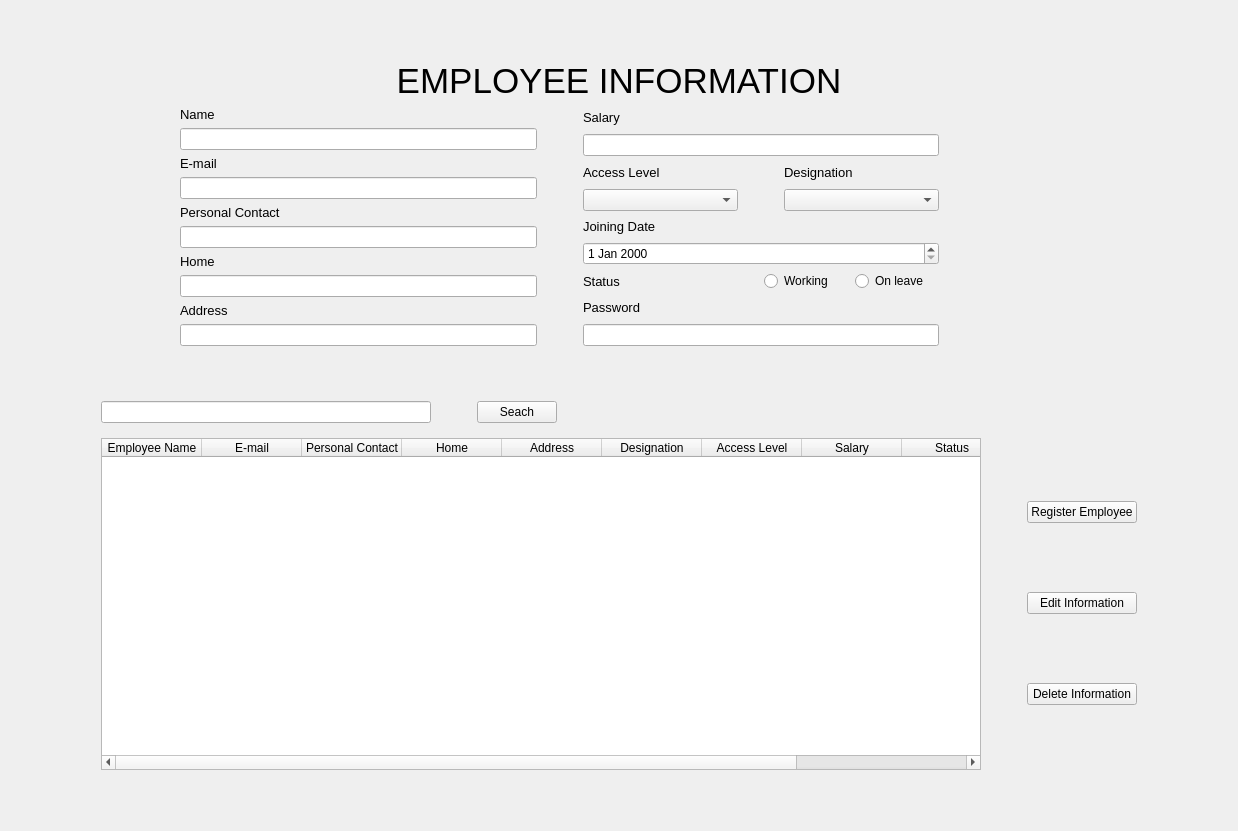
Before: the Qt Designer form EmployeeUI.ui in ASNaeem/Simple-VCMS, drawn with Qt 5.
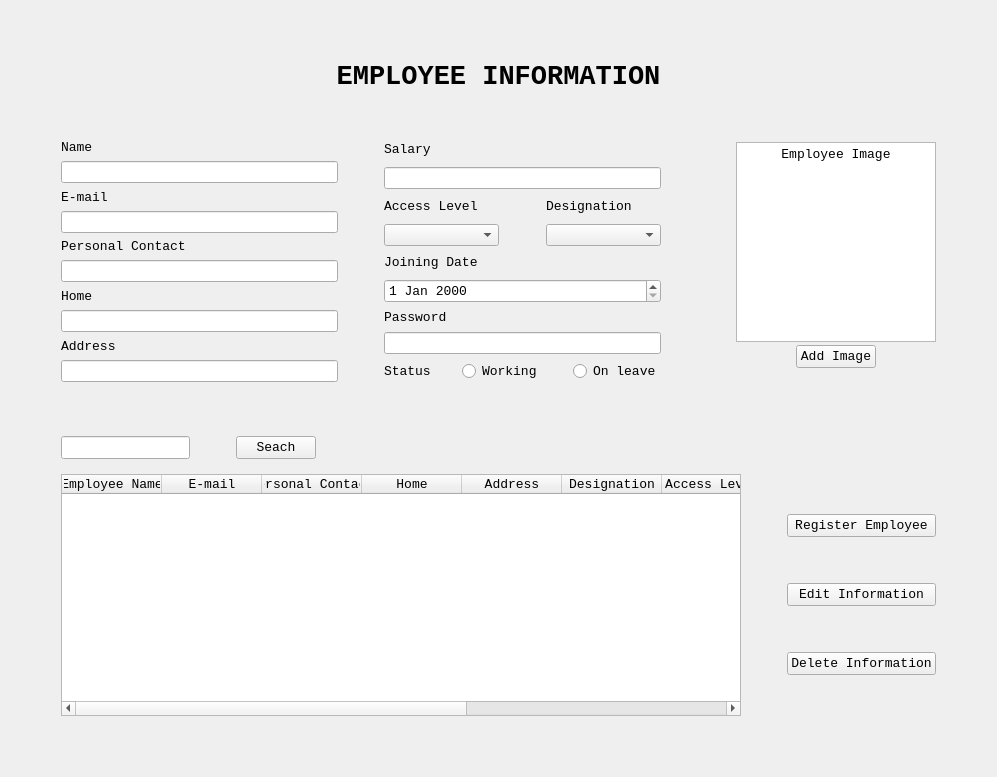
After: the same form once the commit is applied.

```diff
--- a/EmployeeUI.ui
+++ b/EmployeeUI.ui
@@ -6,8 +6,8 @@
    <rect>
     <x>0</x>
     <y>0</y>
-    <width>1238</width>
-    <height>831</height>
+    <width>997</width>
+    <height>777</height>
    </rect>
   </property>
   <property name="windowTitle">
@@ -15,7 +15,7 @@
   </property>
   <layout class="QVBoxLayout" name="verticalLayout_101">
    <item>
-    <layout class="QVBoxLayout" name="verticalLayout_84" stretch="0,0,0,0,0">
+    <layout class="QVBoxLayout" name="verticalLayout_84" stretch="0,0,1,0,0,1">
      <property name="leftMargin">
       <number>50</number>
      </property>
@@ -29,35 +29,42 @@
       <number>50</number>
      </property>
      <item>
-      <widget class="QLabel" name="label_employee_information_6">
-       <property name="font">
-        <font>
-         <pointsize>26</pointsize>
-        </font>
-       </property>
-       <property name="text">
-        <string>EMPLOYEE INFORMATION</string>
-       </property>
-       <property name="alignment">
-        <set>Qt::AlignCenter</set>
-       </property>
-      </widget>
-     </item>
-     <item>
-      <layout class="QHBoxLayout" name="horizontalLayout_31" stretch="10,30,0,30,20">
+      <layout class="QVBoxLayout" name="verticalLayout">
        <item>
-        <spacer name="horizontalSpacer_46">
-         <property name="orientation">
-          <enum>Qt::Horizontal</enum>
+        <widget class="QLabel" name="label_employee_information_6">
+         <property name="font">
+          <font>
+           <family>Courier New</family>
+           <pointsize>20</pointsize>
+           <weight>75</weight>
+           <bold>true</bold>
+          </font>
          </property>
-         <property name="sizeHint" stdset="0">
-          <size>
-           <width>40</width>
-           <height>20</height>
-          </size>
+         <property name="text">
+          <string>EMPLOYEE INFORMATION</string>
          </property>
-        </spacer>
+         <property name="alignment">
+          <set>Qt::AlignCenter</set>
+         </property>
+        </widget>
        </item>
+      </layout>
+     </item>
+     <item>
+      <spacer name="verticalSpacer_3">
+       <property name="orientation">
+        <enum>Qt::Vertical</enum>
+       </property>
+       <property name="sizeHint" stdset="0">
+        <size>
+         <width>20</width>
+         <height>40</height>
+        </size>
+       </property>
+      </spacer>
+     </item>
+     <item>
+      <layout class="QHBoxLayout" name="horizontalLayout_31" stretch="20,2,20,5,1">
        <item>
         <layout class="QVBoxLayout" name="verticalLayout_85">
          <item>
@@ -75,8 +82,15 @@
              </property>
              <item>
               <widget class="QLabel" name="lebel_name_6">
+               <property name="sizePolicy">
+                <sizepolicy hsizetype="Preferred" vsizetype="Expanding">
+                 <horstretch>0</horstretch>
+                 <verstretch>0</verstretch>
+                </sizepolicy>
+               </property>
                <property name="font">
                 <font>
+                 <family>Courier New</family>
                  <pointsize>10</pointsize>
                 </font>
                </property>
@@ -86,7 +100,14 @@
               </widget>
              </item>
              <item>
-              <widget class="QLineEdit" name="line_name_6"/>
+              <widget class="QLineEdit" name="line_name_6">
+               <property name="sizePolicy">
+                <sizepolicy hsizetype="Expanding" vsizetype="Expanding">
+                 <horstretch>0</horstretch>
+                 <verstretch>0</verstretch>
+                </sizepolicy>
+               </property>
+              </widget>
              </item>
             </layout>
            </item>
@@ -100,8 +121,15 @@
              </property>
              <item>
               <widget class="QLabel" name="lebel_email_6">
+               <property name="sizePolicy">
+                <sizepolicy hsizetype="Preferred" vsizetype="Expanding">
+                 <horstretch>0</horstretch>
+                 <verstretch>0</verstretch>
+                </sizepolicy>
+               </property>
                <property name="font">
                 <font>
+                 <family>Courier New</family>
                  <pointsize>10</pointsize>
                 </font>
                </property>
@@ -111,7 +139,14 @@
               </widget>
              </item>
              <item>
-              <widget class="QLineEdit" name="line_email_6"/>
+              <widget class="QLineEdit" name="line_email_6">
+               <property name="sizePolicy">
+                <sizepolicy hsizetype="Expanding" vsizetype="Expanding">
+                 <horstretch>0</horstretch>
+                 <verstretch>0</verstretch>
+                </sizepolicy>
+               </property>
+              </widget>
              </item>
             </layout>
            </item>
@@ -125,8 +160,15 @@
              </property>
              <item>
               <widget class="QLabel" name="lebel_personal_contact_6">
+               <property name="sizePolicy">
+                <sizepolicy hsizetype="Preferred" vsizetype="Expanding">
+                 <horstretch>0</horstretch>
+                 <verstretch>0</verstretch>
+                </sizepolicy>
+               </property>
                <property name="font">
                 <font>
+                 <family>Courier New</family>
                  <pointsize>10</pointsize>
                 </font>
                </property>
@@ -136,7 +178,14 @@
               </widget>
              </item>
              <item>
-              <widget class="QLineEdit" name="line_personal_contact_6"/>
+              <widget class="QLineEdit" name="line_personal_contact_6">
+               <property name="sizePolicy">
+                <sizepolicy hsizetype="Expanding" vsizetype="Expanding">
+                 <horstretch>0</horstretch>
+                 <verstretch>0</verstretch>
+                </sizepolicy>
+               </property>
+              </widget>
              </item>
             </layout>
            </item>
@@ -144,8 +193,15 @@
             <layout class="QVBoxLayout" name="verticalLayout_90">
              <item>
               <widget class="QLabel" name="lebel_home_6">
+               <property name="sizePolicy">
+                <sizepolicy hsizetype="Preferred" vsizetype="Expanding">
+                 <horstretch>0</horstretch>
+                 <verstretch>0</verstretch>
+                </sizepolicy>
+               </property>
                <property name="font">
                 <font>
+                 <family>Courier New</family>
                  <pointsize>10</pointsize>
                 </font>
                </property>
@@ -155,7 +211,14 @@
               </widget>
              </item>
              <item>
-              <widget class="QLineEdit" name="line_home_6"/>
+              <widget class="QLineEdit" name="line_home_6">
+               <property name="sizePolicy">
+                <sizepolicy hsizetype="Expanding" vsizetype="Expanding">
+                 <horstretch>0</horstretch>
+                 <verstretch>0</verstretch>
+                </sizepolicy>
+               </property>
+              </widget>
              </item>
             </layout>
            </item>
@@ -169,8 +232,15 @@
              </property>
              <item>
               <widget class="QLabel" name="lebel_address_6">
+               <property name="sizePolicy">
+                <sizepolicy hsizetype="Preferred" vsizetype="Expanding">
+                 <horstretch>0</horstretch>
+                 <verstretch>0</verstretch>
+                </sizepolicy>
+               </property>
                <property name="font">
                 <font>
+                 <family>Courier New</family>
                  <pointsize>10</pointsize>
                 </font>
                </property>
@@ -180,7 +250,14 @@
               </widget>
              </item>
              <item>
-              <widget class="QLineEdit" name="line_address_6"/>
+              <widget class="QLineEdit" name="line_address_6">
+               <property name="sizePolicy">
+                <sizepolicy hsizetype="Expanding" vsizetype="Expanding">
+                 <horstretch>0</horstretch>
+                 <verstretch>0</verstretch>
+                </sizepolicy>
+               </property>
+              </widget>
              </item>
             </layout>
            </item>
@@ -206,6 +283,9 @@
        </item>
        <item>
         <layout class="QVBoxLayout" name="verticalLayout_92">
+         <property name="spacing">
+          <number>7</number>
+         </property>
          <property name="leftMargin">
           <number>0</number>
          </property>
@@ -222,8 +302,15 @@
            </property>
            <item>
             <widget class="QLabel" name="lebel_salary_6">
+             <property name="sizePolicy">
+              <sizepolicy hsizetype="Preferred" vsizetype="Expanding">
+               <horstretch>0</horstretch>
+               <verstretch>0</verstretch>
+              </sizepolicy>
+             </property>
              <property name="font">
               <font>
+               <family>Courier New</family>
                <pointsize>10</pointsize>
               </font>
              </property>
@@ -233,7 +320,14 @@
             </widget>
            </item>
            <item>
-            <widget class="QLineEdit" name="line_salary_6"/>
+            <widget class="QLineEdit" name="line_salary_6">
+             <property name="sizePolicy">
+              <sizepolicy hsizetype="Expanding" vsizetype="Expanding">
+               <horstretch>0</horstretch>
+               <verstretch>0</verstretch>
+              </sizepolicy>
+             </property>
+            </widget>
            </item>
           </layout>
          </item>
@@ -243,8 +337,15 @@
             <layout class="QVBoxLayout" name="verticalLayout_94">
              <item>
               <widget class="QLabel" name="lebel_access_level_6">
+               <property name="sizePolicy">
+                <sizepolicy hsizetype="Preferred" vsizetype="Expanding">
+                 <horstretch>0</horstretch>
+                 <verstretch>0</verstretch>
+                </sizepolicy>
+               </property>
                <property name="font">
                 <font>
+                 <family>Courier New</family>
                  <pointsize>10</pointsize>
                 </font>
                </property>
@@ -255,6 +356,12 @@
              </item>
              <item>
               <widget class="QComboBox" name="combobox_access_level_6">
+               <property name="sizePolicy">
+                <sizepolicy hsizetype="Preferred" vsizetype="Expanding">
+                 <horstretch>0</horstretch>
+                 <verstretch>0</verstretch>
+                </sizepolicy>
+               </property>
                <item>
                 <property name="text">
                  <string/>
@@ -304,8 +411,15 @@
             <layout class="QVBoxLayout" name="verticalLayout_95">
              <item>
               <widget class="QLabel" name="lebel_designation_6">
+               <property name="sizePolicy">
+                <sizepolicy hsizetype="Preferred" vsizetype="Expanding">
+                 <horstretch>0</horstretch>
+                 <verstretch>0</verstretch>
+                </sizepolicy>
+               </property>
                <property name="font">
                 <font>
+                 <family>Courier New</family>
                  <pointsize>10</pointsize>
                 </font>
                </property>
@@ -316,6 +430,12 @@
              </item>
              <item>
               <widget class="QComboBox" name="comboBox_designation_6">
+               <property name="sizePolicy">
+                <sizepolicy hsizetype="Preferred" vsizetype="Expanding">
+                 <horstretch>0</horstretch>
+                 <verstretch>0</verstretch>
+                </sizepolicy>
+               </property>
                <item>
                 <property name="text">
                  <string/>
@@ -356,8 +476,15 @@
           <layout class="QVBoxLayout" name="verticalLayout_96">
            <item>
             <widget class="QLabel" name="label_joining_date_6">
+             <property name="sizePolicy">
+              <sizepolicy hsizetype="Preferred" vsizetype="Expanding">
+               <horstretch>0</horstretch>
+               <verstretch>0</verstretch>
+              </sizepolicy>
+             </property>
              <property name="font">
               <font>
+               <family>Courier New</family>
                <pointsize>10</pointsize>
               </font>
              </property>
@@ -367,50 +494,36 @@
             </widget>
            </item>
            <item>
-            <widget class="QDateEdit" name="dateEdit_joining_date_6"/>
-           </item>
-          </layout>
-         </item>
-         <item>
-          <layout class="QHBoxLayout" name="horizontalLayout_33">
-           <item>
-            <widget class="QLabel" name="label_status_6">
+            <widget class="QDateEdit" name="dateEdit_joining_date_6">
+             <property name="sizePolicy">
+              <sizepolicy hsizetype="Minimum" vsizetype="Expanding">
+               <horstretch>0</horstretch>
+               <verstretch>0</verstretch>
+              </sizepolicy>
+             </property>
              <property name="font">
               <font>
+               <family>Courier New</family>
                <pointsize>10</pointsize>
               </font>
              </property>
-             <property name="text">
-              <string>Status</string>
-             </property>
             </widget>
            </item>
-           <item>
-            <layout class="QHBoxLayout" name="horizontalLayout_34">
-             <item>
-              <widget class="QRadioButton" name="radioButton_11">
-               <property name="text">
-                <string>Working</string>
-               </property>
-              </widget>
-             </item>
-             <item>
-              <widget class="QRadioButton" name="radioButton_12">
-               <property name="text">
-                <string>On leave</string>
-               </property>
-              </widget>
-             </item>
-            </layout>
-           </item>
           </layout>
          </item>
          <item>
           <layout class="QVBoxLayout" name="verticalLayout_97">
            <item>
             <widget class="QLabel" name="label_password_6">
+             <property name="sizePolicy">
+              <sizepolicy hsizetype="Preferred" vsizetype="Expanding">
+               <horstretch>0</horstretch>
+               <verstretch>0</verstretch>
+              </sizepolicy>
+             </property>
              <property name="font">
               <font>
+               <family>Courier New</family>
                <pointsize>10</pointsize>
               </font>
              </property>
@@ -420,7 +533,105 @@
             </widget>
            </item>
            <item>
-            <widget class="QLineEdit" name="line_password_6"/>
+            <widget class="QLineEdit" name="line_password_6">
+             <property name="sizePolicy">
+              <sizepolicy hsizetype="Expanding" vsizetype="Expanding">
+               <horstretch>0</horstretch>
+               <verstretch>0</verstretch>
+              </sizepolicy>
+             </property>
+            </widget>
+           </item>
+           <item>
+            <layout class="QHBoxLayout" name="horizontalLayout_33">
+             <item>
+              <widget class="QLabel" name="label_status_6">
+               <property name="sizePolicy">
+                <sizepolicy hsizetype="Preferred" vsizetype="Expanding">
+                 <horstretch>0</horstretch>
+                 <verstretch>0</verstretch>
+                </sizepolicy>
+               </property>
+               <property name="font">
+                <font>
+                 <family>Courier New</family>
+                 <pointsize>10</pointsize>
+                </font>
+               </property>
+               <property name="text">
+                <string>Status</string>
+               </property>
+              </widget>
+             </item>
+             <item>
+              <layout class="QHBoxLayout" name="horizontalLayout_34">
+               <item>
+                <spacer name="horizontalSpacer_2">
+                 <property name="orientation">
+                  <enum>Qt::Horizontal</enum>
+                 </property>
+                 <property name="sizeHint" stdset="0">
+                  <size>
+                   <width>40</width>
+                   <height>20</height>
+                  </size>
+                 </property>
+                </spacer>
+               </item>
+               <item>
+                <widget class="QRadioButton" name="radioButton_11">
+                 <property name="sizePolicy">
+                  <sizepolicy hsizetype="Minimum" vsizetype="Expanding">
+                   <horstretch>0</horstretch>
+                   <verstretch>0</verstretch>
+                  </sizepolicy>
+                 </property>
+                 <property name="font">
+                  <font>
+                   <family>Courier New</family>
+                   <pointsize>10</pointsize>
+                  </font>
+                 </property>
+                 <property name="text">
+                  <string>Working</string>
+                 </property>
+                </widget>
+               </item>
+               <item>
+                <spacer name="horizontalSpacer">
+                 <property name="orientation">
+                  <enum>Qt::Horizontal</enum>
+                 </property>
+                 <property name="sizeHint" stdset="0">
+                  <size>
+                   <width>40</width>
+                   <height>20</height>
+                  </size>
+                 </property>
+                </spacer>
+               </item>
+               <item>
+                <widget class="QRadioButton" name="radioButton_12">
+                 <property name="sizePolicy">
+                  <sizepolicy hsizetype="Minimum" vsizetype="Expanding">
+                   <horstretch>0</horstretch>
+                   <verstretch>0</verstretch>
+                  </sizepolicy>
+                 </property>
+                 <property name="font">
+                  <font>
+                   <family>Courier New</family>
+                   <pointsize>10</pointsize>
+                  </font>
+                 </property>
+                 <property name="text">
+                  <string>On leave</string>
+                 </property>
+                </widget>
+               </item>
+              </layout>
+             </item>
+            </layout>
            </item>
           </layout>
          </item>
@@ -439,6 +650,71 @@
          </property>
         </spacer>
        </item>
+       <item>
+        <layout class="QVBoxLayout" name="verticalLayout_2">
+         <property name="spacing">
+          <number>0</number>
+         </property>
+         <item>
+          <widget class="QTextEdit" name="textEdit">
+           <property name="minimumSize">
+            <size>
+             <width>200</width>
+             <height>200</height>
+            </size>
+           </property>
+           <property name="maximumSize">
+            <size>
+             <width>200</width>
+             <height>200</height>
+            </size>
+           </property>
+           <property name="font">
+            <font>
+             <family>Courier New</family>
+             <pointsize>10</pointsize>
+            </font>
+           </property>
+           <property name="html">
+            <string>&lt;!DOCTYPE HTML PUBLIC &quot;-//W3C//DTD HTML 4.0//EN&quot; &quot;http://www.w3.org/TR/REC-html40/strict.dtd&quot;&gt;
+&lt;html&gt;&lt;head&gt;&lt;meta name=&quot;qrichtext&quot; content=&quot;1&quot; /&gt;&lt;style type=&quot;text/css&quot;&gt;
+p, li { white-space: pre-wrap; }
+&lt;/style&gt;&lt;/head&gt;&lt;body style=&quot; font-family:'Courier New'; font-size:10pt; font-weight:400; font-style:normal;&quot;&gt;
+&lt;p align=&quot;center&quot; style=&quot; margin-top:0px; margin-bottom:0px; margin-left:0px; margin-right:0px; -qt-block-indent:0; text-indent:0px;&quot;&gt;&lt;span style=&quot; font-family:'MS Shell Dlg 2';&quot;&gt;Employee Image&lt;/span&gt;&lt;/p&gt;&lt;/body&gt;&lt;/html&gt;</string>
+           </property>
+          </widget>
+         </item>
+         <item>
+          <layout class="QHBoxLayout" name="horizontalLayout">
+           <property name="spacing">
+            <number>6</number>
+           </property>
+           <property name="bottomMargin">
+            <number>10</number>
+           </property>
+           <item>
+            <widget class="QPushButton" name="pushButton">
+             <property name="sizePolicy">
+              <sizepolicy hsizetype="Fixed" vsizetype="Fixed">
+               <horstretch>0</horstretch>
+               <verstretch>0</verstretch>
+              </sizepolicy>
+             </property>
+             <property name="font">
+              <font>
+               <family>Courier New</family>
+               <pointsize>10</pointsize>
+              </font>
+             </property>
+             <property name="text">
+              <string>Add Image</string>
+             </property>
+            </widget>
+           </item>
+          </layout>
+         </item>
+        </layout>
+       </item>
       </layout>
      </item>
      <item>
@@ -458,25 +734,25 @@
       </spacer>
      </item>
      <item>
-      <layout class="QHBoxLayout" name="horizontalLayout_35" stretch="0,20,0,0,0">
+      <layout class="QHBoxLayout" name="horizontalLayout_35" stretch="20,0,0,0">
        <property name="rightMargin">
         <number>600</number>
        </property>
        <item>
-        <spacer name="horizontalSpacer_50">
-         <property name="orientation">
-          <enum>Qt::Horizontal</enum>
+        <widget class="QLineEdit" name="line_search_6">
+         <property name="sizePolicy">
+          <sizepolicy hsizetype="Expanding" vsizetype="Fixed">
+           <horstretch>0</horstretch>
+           <verstretch>0</verstretch>
+          </sizepolicy>
          </property>
-         <property name="sizeHint" stdset="0">
-          <size>
-           <width>40</width>
-           <height>20</height>
-          </size>
+         <property name="font">
+          <font>
+           <family>Courier New</family>
+           <pointsize>10</pointsize>
+          </font>
          </property>
-        </spacer>
-       </item>
-       <item>
-        <widget class="QLineEdit" name="line_search_6"/>
+        </widget>
        </item>
        <item>
         <spacer name="horizontalSpacer_51">
@@ -496,6 +772,12 @@
        </item>
        <item>
         <widget class="QPushButton" name="button_search_6">
+         <property name="font">
+          <font>
+           <family>Courier New</family>
+           <pointsize>10</pointsize>
+          </font>
+         </property>
          <property name="text">
           <string>Seach</string>
          </property>
@@ -520,24 +802,17 @@
       </layout>
      </item>
      <item>
-      <layout class="QHBoxLayout" name="horizontalLayout_36" stretch="0,30,0,0,0">
-       <item>
-        <spacer name="horizontalSpacer_52">
-         <property name="orientation">
-          <enum>Qt::Horizontal</enum>
-         </property>
-         <property name="sizeHint" stdset="0">
-          <size>
-           <width>40</width>
-           <height>20</height>
-          </size>
-         </property>
-        </spacer>
-       </item>
+      <layout class="QHBoxLayout" name="horizontalLayout_36" stretch="30,0,0">
        <item>
         <layout class="QVBoxLayout" name="verticalLayout_98">
          <item>
           <widget class="QTableWidget" name="table_employee_6">
+           <property name="font">
+            <font>
+             <family>Courier New</family>
+             <pointsize>10</pointsize>
+            </font>
+           </property>
            <column>
             <property name="text">
              <string>Employee Name</string>
@@ -609,6 +884,12 @@
         <layout class="QVBoxLayout" name="verticalLayout_99">
          <item>
           <widget class="QPushButton" name="button_register_employee_6">
+           <property name="font">
+            <font>
+             <family>Courier New</family>
+             <pointsize>10</pointsize>
+            </font>
+           </property>
            <property name="text">
             <string>Register Employee</string>
            </property>
@@ -616,6 +897,12 @@
          </item>
          <item>
           <widget class="QPushButton" name="button_edit_information_6">
+           <property name="font">
+            <font>
+             <family>Courier New</family>
+             <pointsize>10</pointsize>
+            </font>
+           </property>
            <property name="text">
             <string>Edit Information</string>
            </property>
@@ -623,6 +910,12 @@
          </item>
          <item>
           <widget class="QPushButton" name="button_delete_information_6">
+           <property name="font">
+            <font>
+             <family>Courier New</family>
+             <pointsize>10</pointsize>
+            </font>
+           </property>
            <property name="text">
             <string>Delete Information</string>
            </property>
@@ -630,19 +923,6 @@
          </item>
         </layout>
        </item>
-       <item>
-        <spacer name="horizontalSpacer_54">
-         <property name="orientation">
-          <enum>Qt::Horizontal</enum>
-         </property>
-         <property name="sizeHint" stdset="0">
-          <size>
-           <width>40</width>
-           <height>20</height>
-          </size>
-         </property>
-        </spacer>
-       </item>
       </layout>
      </item>
     </layout>
```
Left out of the diff: 4 changed lines with no effect on the pictures.
